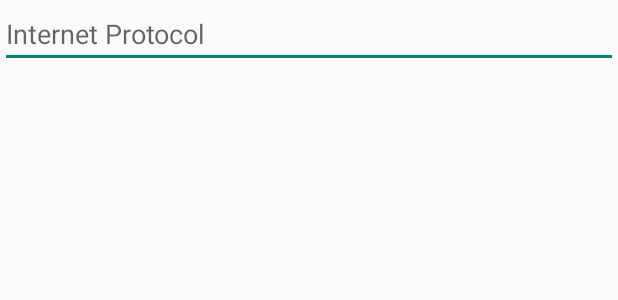
After one commit to jeffprestes/brasilino, an Android app: the layout view_dialog.xml on its own in the app's theme, with its tools: preview values and no code run, on a phone screen of 412 x 824 dp. The commit adds this screen. Shown: the top 300 px of the screen. Run offline under Robolectric (Android 15) with nearby library versions, the phone set to English and light mode, and no system bars; network calls fail.

Commit message:
remove send order to machine and add fragment to configuration od internet protocol

```diff
--- a/android/Brasilino/app/src/main/java/com/paypal/developer/brasilino/service/PaymentService.java
+++ b/android/Brasilino/app/src/main/java/com/paypal/developer/brasilino/service/PaymentService.java
@@ -91,7 +91,8 @@ public class PaymentService extends Service {
             public void onResponse (NewTransaction response)    {
                 if (response.isSuccessfull()) {
 
-                    WebServerHelper.sendMachineOrder(
+                    finishService("Pegar dados do usuário...", true);
+                    /*WebServerHelper.sendMachineOrder(
                             token,
                             new Response.Listener<NewTransaction>() {
 
@@ -115,7 +116,7 @@ public class PaymentService extends Service {
                                     finishService(Log.getStackTraceString(error), false);
                                 }
                             }
-                    );
+                    );*/
 
                 } else {
                     finishService(response.getMessage(), false);
--- a/android/Brasilino/app/src/main/java/com/paypal/developer/brasilino/util/WebServerHelper.java
+++ b/android/Brasilino/app/src/main/java/com/paypal/developer/brasilino/util/WebServerHelper.java
@@ -55,7 +55,7 @@ public class WebServerHelper {
         ));
     }
 
-    public static void sendMachineOrder(Token token, Response.Listener<NewTransaction> successResponse, Response.ErrorListener errorResponse) {
+    /*public static void sendMachineOrder(Token token, Response.Listener<NewTransaction> successResponse, Response.ErrorListener errorResponse) {
         CarrinhoApplication.get().addRequestToQueue(new GsonRequest<>(
                 WebServerHelper.ORDER_MACHINE_PATH,
                 WebServerHelper.getMachineOrderPost(token.getToken()),
@@ -63,7 +63,7 @@ public class WebServerHelper {
                 errorResponse,
                 NewTransaction.class
         ));
-    }
+    }*/
 
     public static void requestNewToken(Response.Listener<Token> successResponse, Response.ErrorListener errorResponse) {
         CarrinhoApplication.get().addRequestToQueue(new GsonRequest<>(
--- /dev/null
+++ b/android/Brasilino/app/src/main/res/layout/view_dialog.xml
@@ -0,0 +1,11 @@
+<?xml version="1.0" encoding="utf-8"?>
+<LinearLayout xmlns:android="http://schemas.android.com/apk/res/android"
+    android:orientation="vertical" android:layout_width="match_parent"
+    android:layout_height="match_parent">
+
+    <EditText
+        android:hint="Internet Protocol"
+        android:layout_width="match_parent"
+        android:layout_height="wrap_content"
+        android:id="@+id/edtIp" />
+</LinearLayout>
--- a/android/Brasilino/app/src/main/res/menu/menu_main.xml
+++ b/android/Brasilino/app/src/main/res/menu/menu_main.xml
@@ -2,5 +2,6 @@
     xmlns:app="http://schemas.android.com/apk/res-auto"
     xmlns:tools="http://schemas.android.com/tools" tools:context=".MainActivity">
     <item android:id="@+id/action_settings" android:title="@string/action_settings"
-        android:orderInCategory="100" app:showAsAction="never" />
+        android:orderInCategory="100" app:showAsAction="always"
+        android:icon="@android:drawable/ic_menu_manage"/>
 </menu>
```
Also changed, not shown: android/Brasilino/app/src/main/java/com/paypal/developer/brasilino/Home.java (+9 -2 lines), android/Brasilino/app/src/main/java/com/paypal/developer/brasilino/MainActivity.java (+16 -0 lines), android/Brasilino/app/src/main/java/com/paypal/developer/brasilino/MyAlertDialogFragment.java (added, +58 -0 lines), android/Brasilino/app/src/main/java/com/paypal/developer/brasilino/fragment/MainFragment.java (+16 -4 lines), 1 other file.
